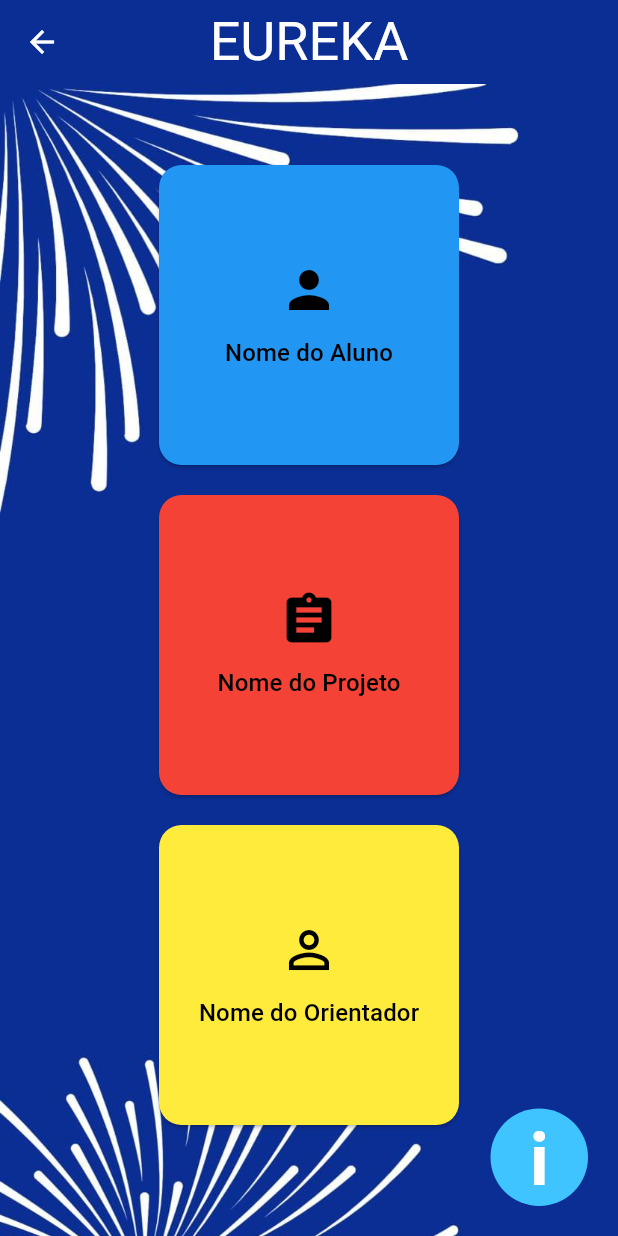
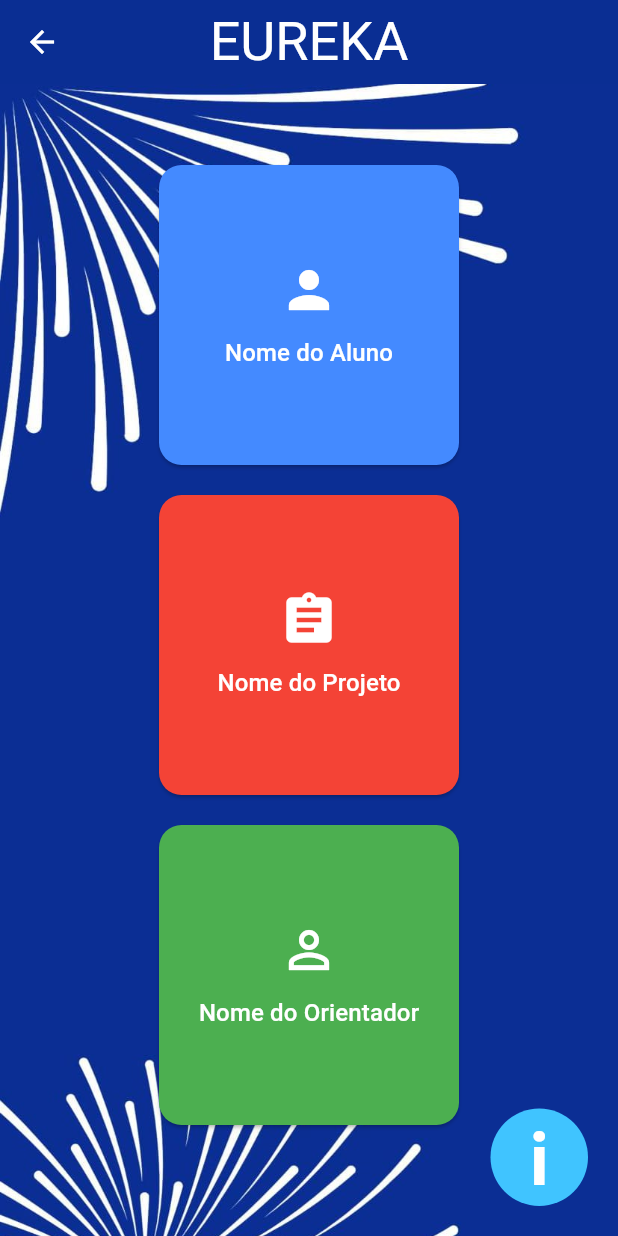
Before and after one commit to Lucasdvs10/Projeto-Integrador-2024.1-Front, a Flutter app: the SearchOptionsPage screen opened directly, on a phone screen of 412 x 824 dp. Run offline on Flutter 3.47's test engine with Material 3 defaults, Android fonts, the phone set to English and light mode, and no system bars; Roboto replaces fonts that are missing (Dongle).

Commit message:
mudança de cores dos botões

```diff
--- a/lib/pages/SearchOptionsPage.dart
+++ b/lib/pages/SearchOptionsPage.dart
@@ -54,7 +54,7 @@ class SearchOptionsPage extends StatelessWidget {
                         );
                       },
                       style: ElevatedButton.styleFrom(
-                        backgroundColor: Colors.blue,
+                        backgroundColor: Colors.blueAccent,
                         shape: RoundedRectangleBorder(
                           borderRadius: BorderRadius.circular(15),
                         ),
@@ -63,11 +63,11 @@ class SearchOptionsPage extends StatelessWidget {
                       child: const Column(
                         mainAxisAlignment: MainAxisAlignment.center,
                         children: [
-                          Icon(Icons.person, color: Colors.black, size: 40),
+                          Icon(Icons.person, color: Colors.white, size: 40),
                           SizedBox(height: 10),
                           Text(
                             'Nome do Aluno',
-                            style: TextStyle(fontSize: 16, color: Colors.black),
+                            style: TextStyle(fontSize: 16, color: Colors.white),
                           ),
                         ],
                       ),
@@ -91,11 +91,11 @@ class SearchOptionsPage extends StatelessWidget {
                       child: const Column(
                         mainAxisAlignment: MainAxisAlignment.center,
                         children: [
-                          Icon(Icons.assignment, color: Colors.black, size: 40),
+                          Icon(Icons.assignment, color: Colors.white, size: 40),
                           SizedBox(height: 10),
                           Text(
                             'Nome do Projeto',
-                            style: TextStyle(fontSize: 16, color: Colors.black),
+                            style: TextStyle(fontSize: 16, color: Colors.white),
                           ),
                         ],
                       ),
@@ -110,7 +110,7 @@ class SearchOptionsPage extends StatelessWidget {
                         );
                       },
                       style: ElevatedButton.styleFrom(
-                        backgroundColor: Colors.yellow,
+                        backgroundColor: Colors.green,
                         shape: RoundedRectangleBorder(
                           borderRadius: BorderRadius.circular(15),
                         ),
@@ -119,11 +119,11 @@ class SearchOptionsPage extends StatelessWidget {
                       child: const Column(
                         mainAxisAlignment: MainAxisAlignment.center,
                         children: [
-                          Icon(Icons.person_outline, color: Colors.black, size: 40),
+                          Icon(Icons.person_outline, color: Colors.white, size: 40),
                           SizedBox(height: 10),
                           Text(
                             'Nome do Orientador',
-                            style: TextStyle(fontSize: 16, color: Colors.black),
+                            style: TextStyle(fontSize: 16, color: Colors.white),
                           ),
                         ],
                       ),
```
